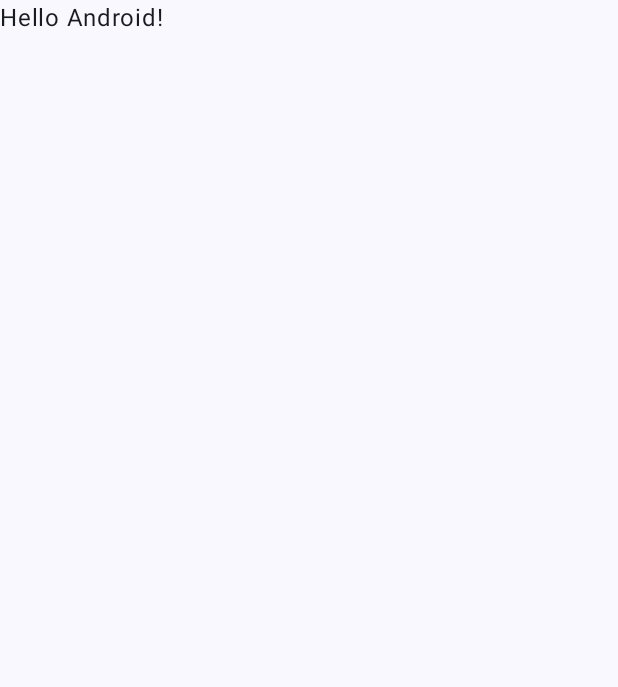
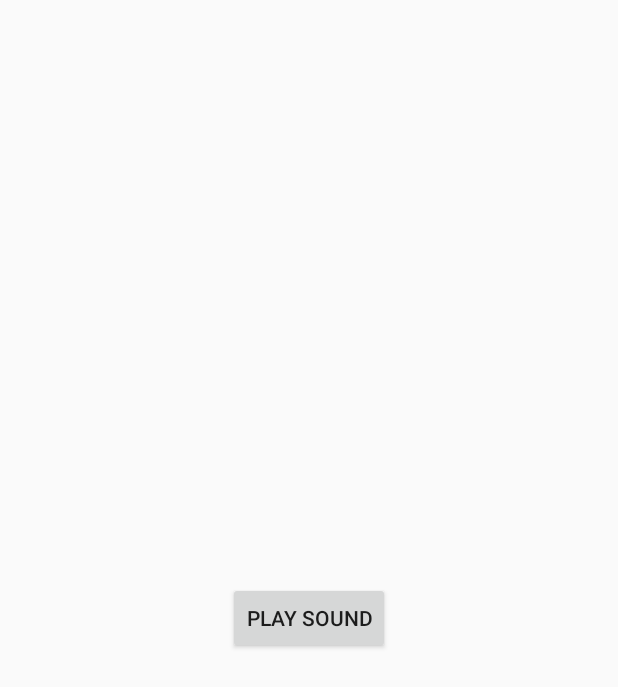
Before and after one commit to michaelbosik/soundboard-app, an Android app built with Jetpack Compose: the screen it shows after launch (MainActivity), on a phone screen of 412 x 824 dp. Before the commit the part shown is almost empty. Shown: the top 687 px of the screen. Run offline under Robolectric (Android 15) with nearby library versions, the phone set to English and light mode, and no system bars.

Commit message:
button test

```diff
--- a/app/src/main/java/com/example/soundboard_app/MainActivity.kt
+++ b/app/src/main/java/com/example/soundboard_app/MainActivity.kt
@@ -11,18 +11,27 @@ import androidx.compose.runtime.Composable
 import androidx.compose.ui.Modifier
 import androidx.compose.ui.tooling.preview.Preview
 import com.example.soundboard_app.ui.theme.SoundboardappTheme
+import android.widget.Button
+import android.media.MediaPlayer
 
 class MainActivity : ComponentActivity() {
+    private lateinit var mediaPlayer: MediaPlayer
+    private lateinit var playButton: Button
     override fun onCreate(savedInstanceState: Bundle?) {
         super.onCreate(savedInstanceState)
-        setContent {
-            SoundboardappTheme {
-                // A surface container using the 'background' color from the theme
-                Surface(modifier = Modifier.fillMaxSize(), color = MaterialTheme.colorScheme.background) {
-                    Greeting("Android")
-                }
-            }
+        setContentView(R.layout.activity_main)
+
+        mediaPlayer = MediaPlayer.create(this, R.raw.hell_naw)
+
+        playButton = findViewById(R.id.play_button)
+        playButton.setOnClickListener {
+            mediaPlayer.apply { if (isPlaying) seekTo(0) else start() }
         }
+    }
+
+    override fun onDestroy() {
+        super.onDestroy()
+        mediaPlayer.release()
     }
 }
 
--- /dev/null
+++ b/app/src/main/res/layout/activity_main.xml
@@ -0,0 +1,16 @@
+<?xml version="1.0" encoding="utf-8"?>
+<RelativeLayout xmlns:android="http://schemas.android.com/apk/res/android"
+    xmlns:app="http://schemas.android.com/apk/res-auto"
+    xmlns:tools="http://schemas.android.com/tools"
+    android:layout_width="match_parent"
+    android:layout_height="match_parent"
+    tools:context=".MainActivity">
+
+    <Button
+        android:id="@+id/play_button"
+        android:layout_width="wrap_content"
+        android:layout_height="wrap_content"
+        android:text="Play Sound"
+        android:layout_centerInParent="true" />
+
+</RelativeLayout>
```
Also changed, not shown: 1 other file.
